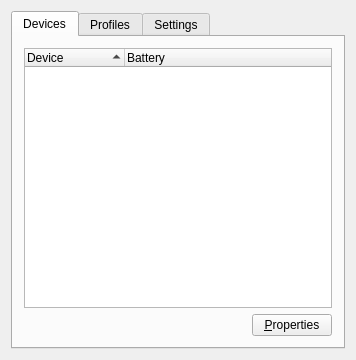
michael-fadely/ds4wizard, file ds4wizard-cpp/mainwindow.ui: the form before one commit.
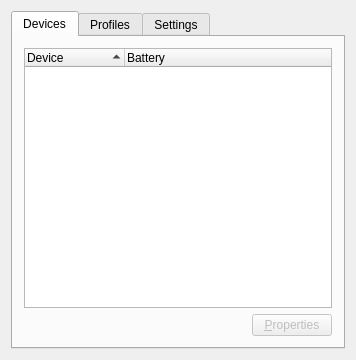
The form after the commit.

What changed in the file:
```diff
--- a/ds4wizard-cpp/mainwindow.ui
+++ b/ds4wizard-cpp/mainwindow.ui
@@ -65,6 +65,9 @@
         </item>
         <item alignment="Qt::AlignRight">
          <widget class="QPushButton" name="pushButton_DeviceProperties">
+          <property name="enabled">
+           <bool>false</bool>
+          </property>
           <property name="text">
            <string>&amp;Properties</string>
           </property>
```
Left out of the diff: 33 changed lines with no effect on the pictures.
